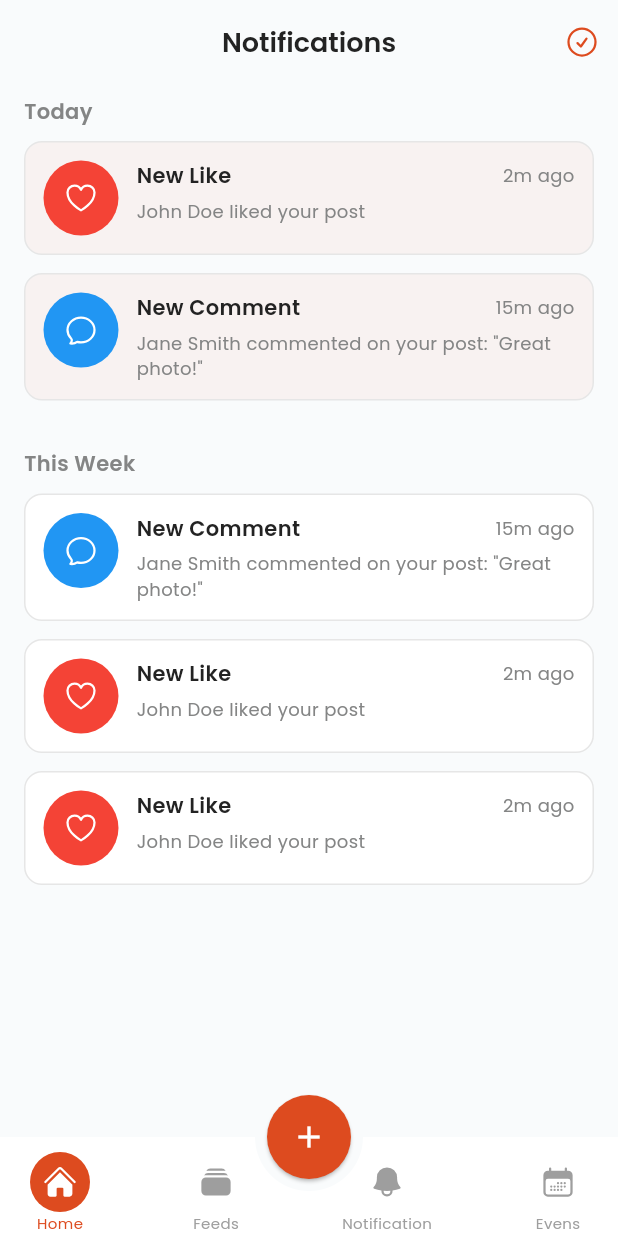
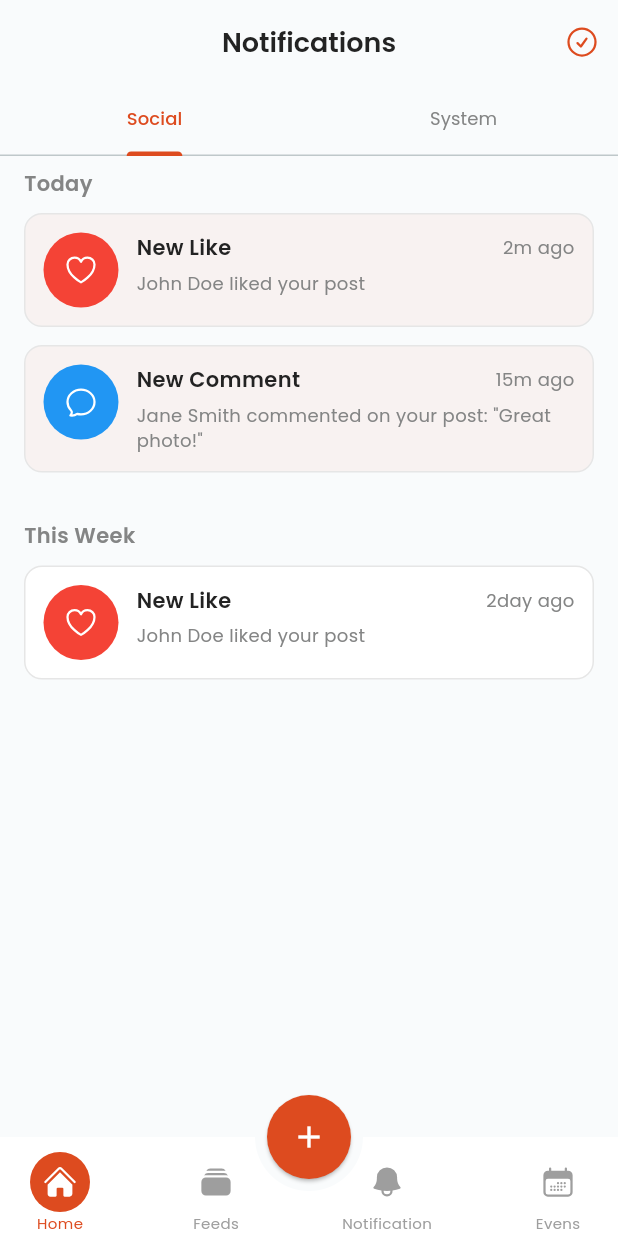
Before and after one commit to DimasSalah/ebony_market_app, a Flutter app: the screen it shows after launch, swiped to page 3, on a phone screen of 412 x 824 dp. Run offline on Flutter 3.47's test engine with Material 3 defaults, Android fonts, the phone set to English and light mode, and no system bars; our stand-ins replace carousel_slider, connectivity_plus, flutter_map, flutter_spinkit, gap, get and 5 more; network calls fail.

Commit message:
feat: refactor notifications with social and system categories

```diff
--- a/lib/app/modules/notification/controllers/notification_controller.dart
+++ b/lib/app/modules/notification/controllers/notification_controller.dart
@@ -10,6 +10,18 @@ class NotificationController extends GetxController {
       <NotificationModel>[].obs;
   final RxList<NotificationModel> weekNotifications = <NotificationModel>[].obs;
 
+  // Social Notifications
+  final RxList<NotificationModel> todaySocialNotifications =
+      <NotificationModel>[].obs;
+  final RxList<NotificationModel> weekSocialNotifications =
+      <NotificationModel>[].obs;
+
+  // System Notifications
+  final RxList<NotificationModel> todaySystemNotifications =
+      <NotificationModel>[].obs;
+  final RxList<NotificationModel> weekSystemNotifications =
+      <NotificationModel>[].obs;
+
   @override
   void onInit() {
     super.onInit();
@@ -20,13 +32,13 @@ class NotificationController extends GetxController {
           message: 'John Doe liked your post',
           time: '2m ago',
           type: NotificationType.like,
-      ),
+          category: NotificationCategory.social),
       NotificationModel(
           title: 'New Comment',
           message: 'Jane Smith commented on your post: "Great photo!"',
           time: '15m ago',
           type: NotificationType.comment,
-      ),
+          category: NotificationCategory.social),
       // NotificationModel(
       //   title: 'Upcoming Event',
       //   message: 'Don\'t miss the Coldplay Concert tomorrow!',
@@ -42,7 +54,7 @@ class NotificationController extends GetxController {
           time: '15m ago',
           type: NotificationType.comment,
           isRead: true,
-      ),
+          category: NotificationCategory.social),
       // NotificationModel(
       //   title: 'Event Reminder',
       //   message: 'The art exhibition starts in 3 days',
@@ -56,12 +68,69 @@ class NotificationController extends GetxController {
           time: '2m ago',
           type: NotificationType.like,
           isRead: true,
-      ),
+          category: NotificationCategory.social),
       NotificationModel(
           title: 'New Like',
           message: 'John Doe liked your post',
           time: '2m ago',
           type: NotificationType.like,
+          isRead: true,
+          category: NotificationCategory.social),
+    ]);
+
+    // Add dummy social notifications
+    todaySocialNotifications.addAll([
+      NotificationModel(
+        title: 'New Like',
+        message: 'John Doe liked your post',
+        time: '2m ago',
+        type: NotificationType.like,
+        category: NotificationCategory.social,
+      ),
+      NotificationModel(
+        title: 'New Comment',
+        message: 'Jane Smith commented on your post: "Great photo!"',
+        time: '15m ago',
+        type: NotificationType.comment,
+        category: NotificationCategory.social,
+      ),
+    ]);
+
+    weekSocialNotifications.addAll([
+      NotificationModel(
+          title: 'New Like',
+          message: 'John Doe liked your post',
+          time: '2day ago',
+          type: NotificationType.like,
+          category: NotificationCategory.social,
+          isRead: true),
+    ]);
+
+    // Add dummy system notifications
+    todaySystemNotifications.addAll([
+      NotificationModel(
+        title: 'App Update Available',
+        message: 'A new version of the app is available. Update now!',
+        time: '1h ago',
+        type: NotificationType.update,
+        category: NotificationCategory.system,
+      ),
+      NotificationModel(
+        title: 'Coupon Gift',
+        message: 'You get a coupon reward after registration',
+        time: '3h ago',
+        type: NotificationType.payment,
+        category: NotificationCategory.system,
+      ),
+    ]);
+
+    weekSystemNotifications.addAll([
+      NotificationModel(
+        title: 'Security Alert',
+        message: 'Your password was changed successfully',
+        time: '5d ago',
+        type: NotificationType.update,
+        category: NotificationCategory.system,
         isRead: true,
       ),
     ]);
@@ -74,13 +143,24 @@ class NotificationController extends GetxController {
 
   @override
   void onClose() {
+    todaySocialNotifications.clear();
+    weekSocialNotifications.clear();
+    todaySystemNotifications.clear();
+    weekSystemNotifications.clear();
     super.onClose();
   }
 
   void increment() => count.value++;
 
   void markAllAsRead() {
-    for (var notification in [...todayNotifications, ...weekNotifications]) {
+    for (var notification in [
+      ...todayNotifications,
+      ...weekNotifications,
+      ...todaySocialNotifications,
+      ...weekSocialNotifications,
+      ...todaySystemNotifications,
+      ...weekSystemNotifications,
+    ]) {
       notification.isRead.value = true;
     }
   }
--- a/lib/app/modules/notification/models/notification_model.dart
+++ b/lib/app/modules/notification/models/notification_model.dart
@@ -1,12 +1,15 @@
 import 'package:get/get.dart';
 
-enum NotificationType { like, comment, event, follow }
+enum NotificationType { like, comment, event, follow, update, payment }
+
+enum NotificationCategory { social, system }
 
 class NotificationModel {
   final String title;
   final String message;
   final String time;
   final NotificationType type;
+  final NotificationCategory category;
   final RxBool isRead;
 
   NotificationModel({
@@ -14,6 +17,7 @@ class NotificationModel {
     required this.message,
     required this.time,
     required this.type,
+    required this.category,
     bool isRead = false,
   }) : isRead = isRead.obs;
 }
--- a/lib/app/modules/notification/views/notification_view.dart
+++ b/lib/app/modules/notification/views/notification_view.dart
@@ -13,7 +13,10 @@ class NotificationView extends GetView<NotificationController> {
 
   @override
   Widget build(BuildContext context) {
-    return Scaffold(
+    return DefaultTabController(
+      length: 2,
+      child: Scaffold(
+        backgroundColor: GColors.backgroundColor,
         appBar: AppBar(
           backgroundColor: GColors.backgroundColor,
           title: Text(
@@ -23,18 +26,39 @@ class NotificationView extends GetView<NotificationController> {
           centerTitle: true,
           actions: [
             IconButton(
-            onPressed: () {
-              // Handle mark all as read
-              controller.markAllAsRead();
-            },
+              onPressed: () => controller.markAllAsRead(),
               icon: HeroIcon(
                 HeroIcons.checkCircle,
                 color: GColors.primary,
               ),
             ),
           ],
+          bottom: TabBar(
+            labelStyle: Poppins.medium,
+            unselectedLabelStyle: Poppins.regular,
+            labelColor: GColors.primary,
+            unselectedLabelColor: GColors.textSecondary,
+            indicatorColor: GColors.primary,
+            tabs: [
+              Tab(text: 'Social'),
+              Tab(text: 'System'),
+            ],
           ),
-      body: SingleChildScrollView(
+        ),
+        body: TabBarView(
+          children: [
+            // Social Notifications Tab
+            _buildNotificationList(isSocial: true),
+            // System Notifications Tab
+            _buildNotificationList(isSocial: false),
+          ],
+        ),
+      ),
+    );
+  }
+
+  Widget _buildNotificationList({required bool isSocial}) {
+    return SingleChildScrollView(
       child: Padding(
         padding: EdgeInsets.symmetric(horizontal: 16, vertical: 8),
         child: Column(
@@ -52,9 +76,13 @@ class NotificationView extends GetView<NotificationController> {
             ListView.builder(
               shrinkWrap: true,
               physics: NeverScrollableScrollPhysics(),
-                itemCount: controller.todayNotifications.length,
+              itemCount: isSocial
+                  ? controller.todaySocialNotifications.length
+                  : controller.todaySystemNotifications.length,
               itemBuilder: (context, index) {
-                  final notification = controller.todayNotifications[index];
+                final notification = isSocial
+                    ? controller.todaySocialNotifications[index]
+                    : controller.todaySystemNotifications[index];
                 return _buildNotificationItem(notification);
               },
             ),
@@ -71,14 +99,17 @@ class NotificationView extends GetView<NotificationController> {
             ListView.builder(
               shrinkWrap: true,
               physics: NeverScrollableScrollPhysics(),
-                itemCount: controller.weekNotifications.length,
+              itemCount: isSocial
+                  ? controller.weekSocialNotifications.length
+                  : controller.weekSystemNotifications.length,
               itemBuilder: (context, index) {
-                  final notification = controller.weekNotifications[index];
+                final notification = isSocial
+                    ? controller.weekSocialNotifications[index]
+                    : controller.weekSystemNotifications[index];
                 return _buildNotificationItem(notification);
               },
             ),
           ],
-          ),
         ),
       ),
     );
```
Also changed, not shown: lib/app/modules/events/views/events_view.dart (+2 -5 lines), lib/app/modules/feeds/views/feeds_view.dart (+9 -9 lines). Lines whose indentation alone changed are shown as unchanged.
